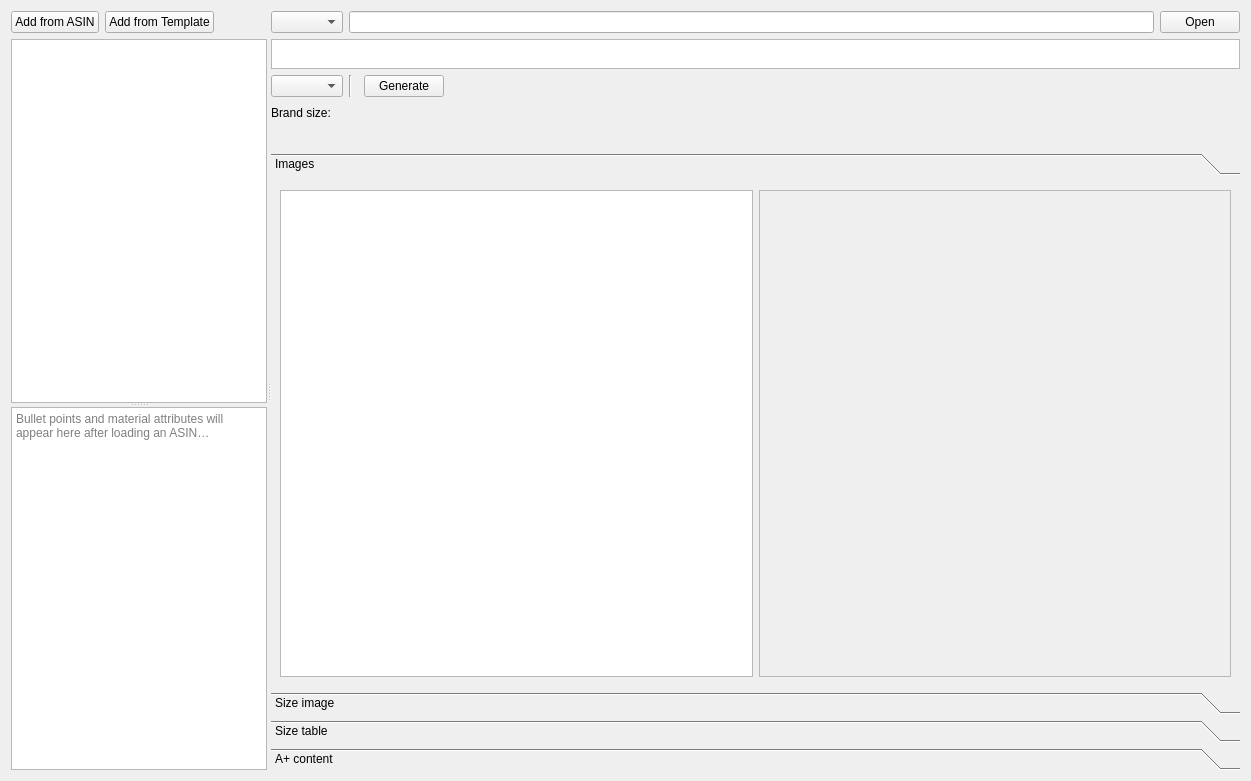
First picture: the form in AmazonTemplate3/gui/panes/PaneSizing.ui, repository icingerpower/AmazonTemplate3, before the edit.
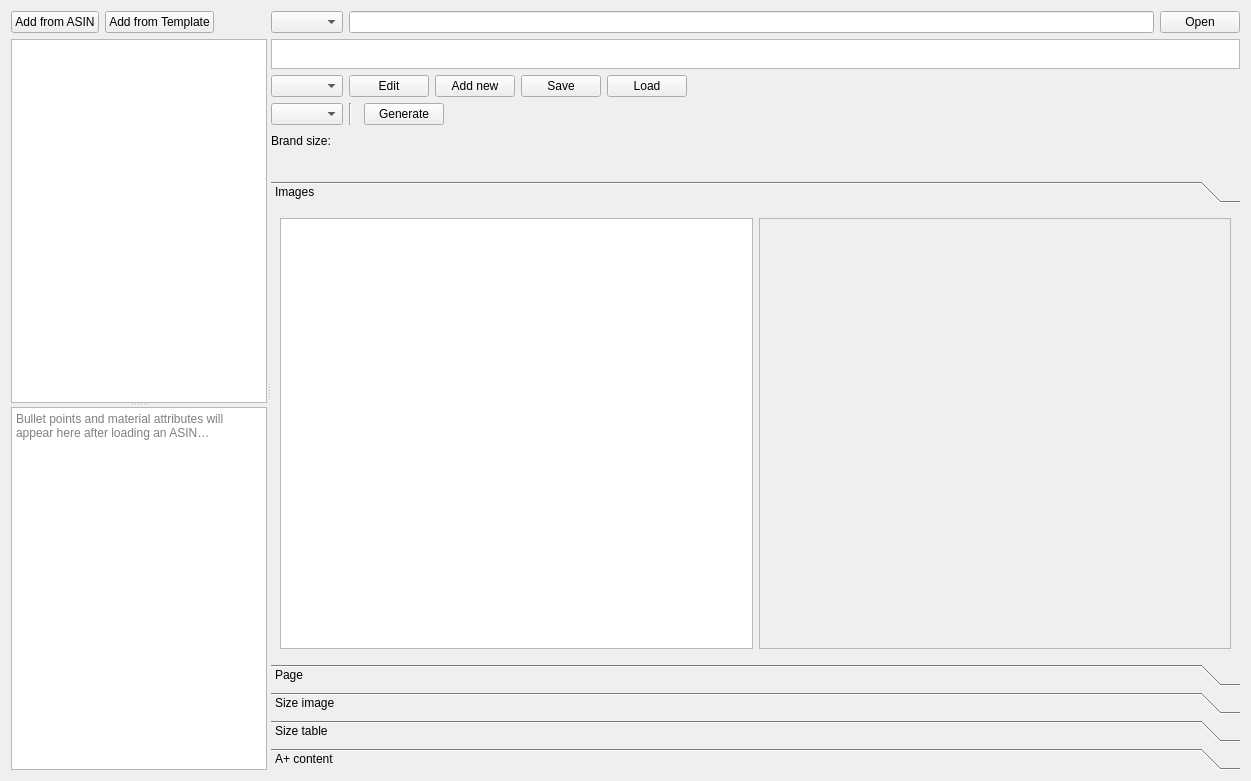
Second picture: the form after the edit. The open tabs and pages were chosen to show the change. Custom widgets are drawn as their Qt base class.

Commit message:
Added sizing template save/load with UUID-stable rename support.
New SizingTableTemplateModel (QAbstractTableModel) persists named sizing
configurations (category, mode, from/to ranges, brand size, measurements)
to sizing_templates.json in the working directory. Templates are keyed by
UUID so renaming never breaks saved data. UI: Add, Save, Load, Edit buttons
with auto-save on Add, confirmation before overwriting a different category,
and guard against loading empty templates.

```diff
--- a/AmazonTemplate3/gui/panes/PaneSizing.ui
+++ b/AmazonTemplate3/gui/panes/PaneSizing.ui
@@ -130,6 +130,54 @@
          </property>
         </widget>
        </item>
+       <item>
+        <layout class="QHBoxLayout" name="horizontalLayout_6">
+         <item>
+          <widget class="QComboBox" name="comboBoxSizeSaved"/>
+         </item>
+         <item>
+          <widget class="QPushButton" name="buttonSavedSizeEdit">
+           <property name="text">
+            <string>Edit</string>
+           </property>
+          </widget>
+         </item>
+         <item>
+          <widget class="QPushButton" name="buttonSavedSizeAdd">
+           <property name="text">
+            <string>Add new</string>
+           </property>
+          </widget>
+         </item>
+         <item>
+          <widget class="QPushButton" name="buttonSavedSizeSave">
+           <property name="text">
+            <string>Save</string>
+           </property>
+          </widget>
+         </item>
+         <item>
+          <widget class="QPushButton" name="buttonSavedSizeLoad">
+           <property name="text">
+            <string>Load</string>
+           </property>
+          </widget>
+         </item>
+         <item>
+          <spacer name="horizontalSpacer_6">
+           <property name="orientation">
+            <enum>Qt::Orientation::Horizontal</enum>
+           </property>
+           <property name="sizeHint" stdset="0">
+            <size>
+             <width>148</width>
+             <height>20</height>
+            </size>
+           </property>
+          </spacer>
+         </item>
+        </layout>
+       </item>
        <item>
         <layout class="QHBoxLayout" name="horizontalLayout_2">
          <item>
@@ -216,7 +264,7 @@
             <x>0</x>
             <y>0</y>
             <width>956</width>
-            <height>497</height>
+            <height>437</height>
            </rect>
           </property>
           <attribute name="label">
@@ -237,7 +285,7 @@
                 <x>0</x>
                 <y>0</y>
                 <width>464</width>
-                <height>477</height>
+                <height>417</height>
                </rect>
               </property>
               <layout class="QVBoxLayout" name="verticalLayoutScrollImage">
@@ -257,6 +305,11 @@
            </item>
           </layout>
          </widget>
+         <widget class="QWidget" name="page">
+          <attribute name="label">
+           <string>Page</string>
+          </attribute>
+         </widget>
          <widget class="QWidget" name="pageImageSize">
           <property name="geometry">
            <rect>
```
Left out of the diff: 10 changed lines with no effect on the pictures. The commit also changes 6 other files.
